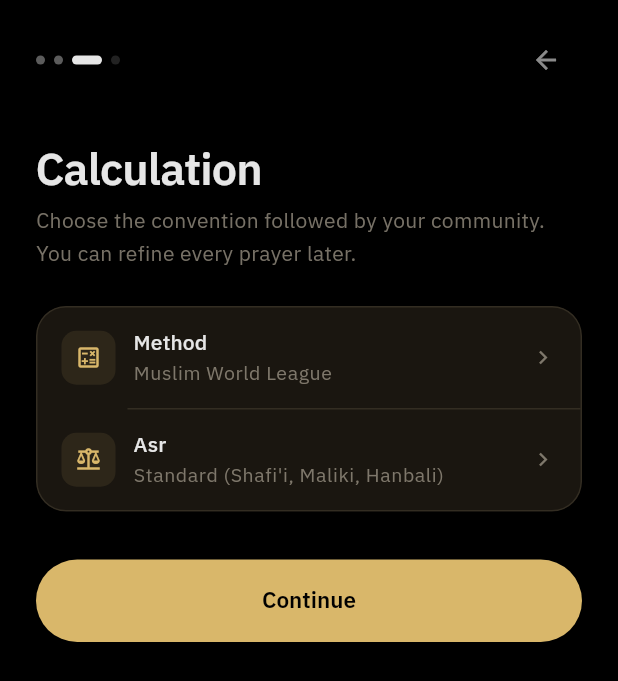
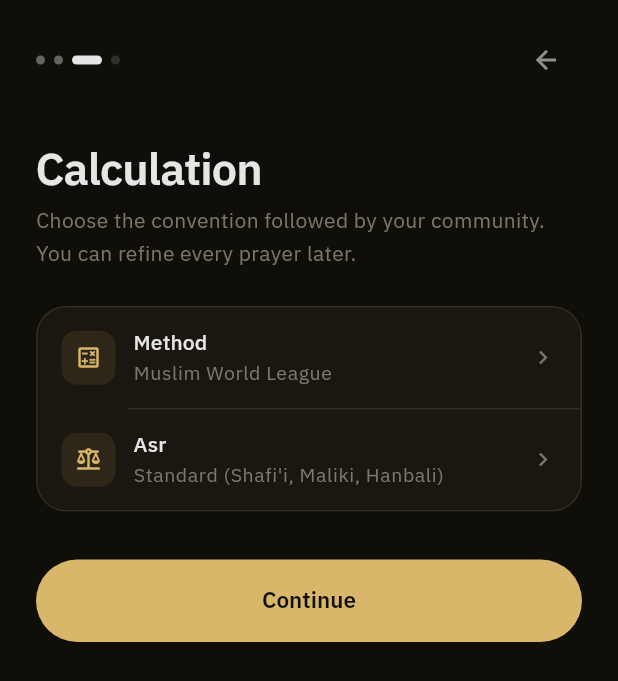
Before and after one commit to hedy-belhej-ali/rpray-app, a Flutter app: the screen it shows after launch, swiped to page 3, on a phone screen of 412 x 824 dp. Shown: the top 681 px of the screen. Run offline on Flutter 3.47's test engine with Material 3 defaults, Android fonts, the phone set to English and light mode, and no system bars; our stand-ins replace adhan, audioplayers, flutter_local_notifications, flutter_timezone, geolocator, hijri and 3 more.

Commit message:
fix(ui): brand ink in dark mode, opaque fade transitions, owned system bars, cheaper splash

```diff
--- a/lib/core/rafel_theme.dart
+++ b/lib/core/rafel_theme.dart
@@ -85,7 +85,7 @@ abstract final class RafelPalette {
 
   /// Dark mode — brand ink background, paper text, warm gold accent.
 
-  static const Color darkBackground = Color.fromARGB(255, 0, 0, 0); // brand ink
+  static const Color darkBackground = Color(0xFF100E09); // brand ink
   static const Color darkSurface = Color(0xFF1A1610); // cards above ink
   static const Color darkOnSurface = Color(0xFFE6E6E6); // brand paper
   static const Color darkSurfaceVariant = Color(0xFFA59D8E); // muted text
@@ -188,7 +188,9 @@ abstract final class RafelThemeScheme {
       fontFamily: 'IBMPlexSans',
       textTheme: textTheme,
       primaryTextTheme: textTheme,
-      splashFactory: InkSparkle.splashFactory,
+      // InkSparkle is the most expensive splash effect and stutters on
+      // entry-level GPUs; the standard ripple reads the same and is cheap.
+      splashFactory: InkRipple.splashFactory,
       appBarTheme: AppBarThemeData(
         backgroundColor: Colors.transparent,
         surfaceTintColor: Colors.transparent,
@@ -409,7 +411,11 @@ abstract final class RafelThemeScheme {
       ),
       pageTransitionsTheme: const PageTransitionsTheme(
         builders: <TargetPlatform, PageTransitionsBuilder>{
-          TargetPlatform.android: PredictiveBackPageTransitionsBuilder(),
+          // FadeForwards instead of PredictiveBack: the predictive-back
+          // transition scales the page with rounded corners and briefly
+          // exposes the chrome behind it, which read as a white flash on
+          // mid-range phones. FadeForwards is cheaper and opaque.
+          TargetPlatform.android: FadeForwardsPageTransitionsBuilder(),
           TargetPlatform.iOS: FadeForwardsPageTransitionsBuilder(),
         },
       ),
--- a/lib/main.dart
+++ b/lib/main.dart
@@ -1,5 +1,6 @@
 import 'dart:async';
 
+import 'package:flutter/services.dart';
 import 'package:intl/intl.dart';
 import 'package:intl/date_symbol_data_local.dart';
 import 'package:material_ui/material_ui.dart';
@@ -56,9 +57,35 @@ class RafelRoot extends StatelessWidget {
   Widget build(BuildContext context) {
     final isLoading = context.select<PrayerController, bool>((c) => c.isLoading);
     final needsSetup = context.select<PrayerController, bool>((c) => c.needsSetup);
-    if (isLoading) return const _RafelSplash();
-    if (needsSetup) return const SetupScreen();
-    return const HomeShell();
+    final isDark = Theme.of(context).brightness == Brightness.dark;
+
+    // Own the system chrome so Android never paints its default white
+    // navigation/status bars between route changes.
+    final SystemUiOverlayStyle chrome = isLoading
+        ? const SystemUiOverlayStyle(
+            statusBarColor: Colors.transparent,
+            statusBarIconBrightness: Brightness.light,
+            systemNavigationBarColor: RafelPalette.darkBackground,
+            systemNavigationBarIconBrightness: Brightness.light,
+            systemNavigationBarContrastEnforced: false,
+          )
+        : SystemUiOverlayStyle(
+            statusBarColor: Colors.transparent,
+            statusBarIconBrightness:
+                isDark ? Brightness.light : Brightness.dark,
+            systemNavigationBarColor:
+                Theme.of(context).scaffoldBackgroundColor,
+            systemNavigationBarIconBrightness:
+                isDark ? Brightness.light : Brightness.dark,
+            systemNavigationBarContrastEnforced: false,
+          );
+
+    return AnnotatedRegion<SystemUiOverlayStyle>(
+      value: chrome,
+      child: isLoading
+          ? const _RafelSplash()
+          : (needsSetup ? const SetupScreen() : const HomeShell()),
+    );
   }
 }
 
```
